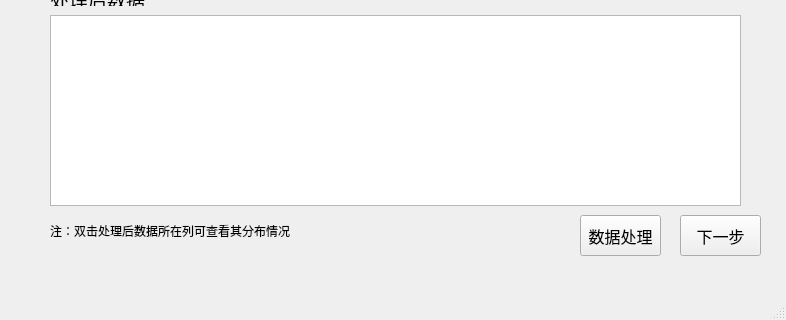
Old version of the form Datainput.ui in the repository markencoder/bayesianlab; both pictures show x 0 to 786 and y 285 to 605 of the 786 by 605 pixel window.
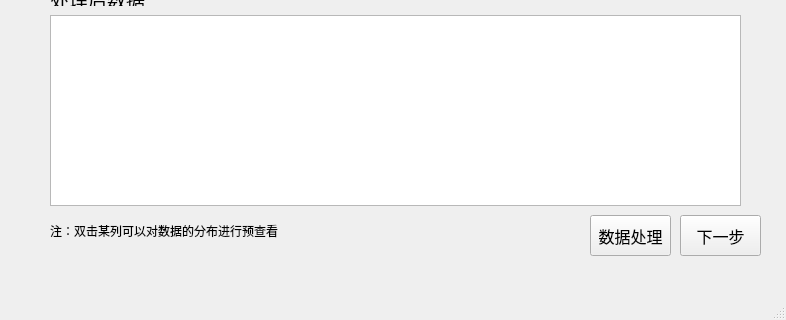
New version of the form.

What changed in the file:
```diff
--- a/Datainput.ui
+++ b/Datainput.ui
@@ -59,7 +59,7 @@
    <widget class="QPushButton" name="Runbutton">
     <property name="geometry">
      <rect>
-      <x>580</x>
+      <x>590</x>
       <y>500</y>
       <width>81</width>
       <height>41</height>
@@ -100,12 +100,12 @@
      <rect>
       <x>50</x>
       <y>500</y>
-      <width>511</width>
+      <width>531</width>
       <height>31</height>
      </rect>
     </property>
     <property name="text">
-     <string>注：双击处理后数据所在列可查看其分布情况</string>
+     <string>注：双击某列可以对数据的分布进行预查看</string>
     </property>
    </widget>
    <widget class="QLabel" name="label_2">
```
